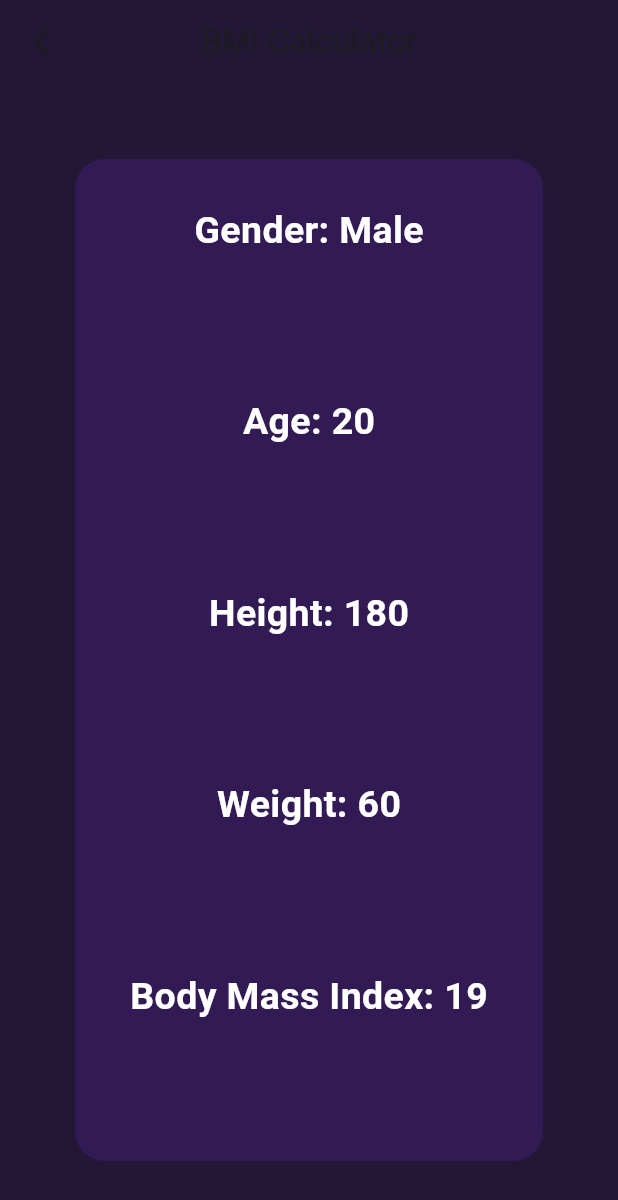
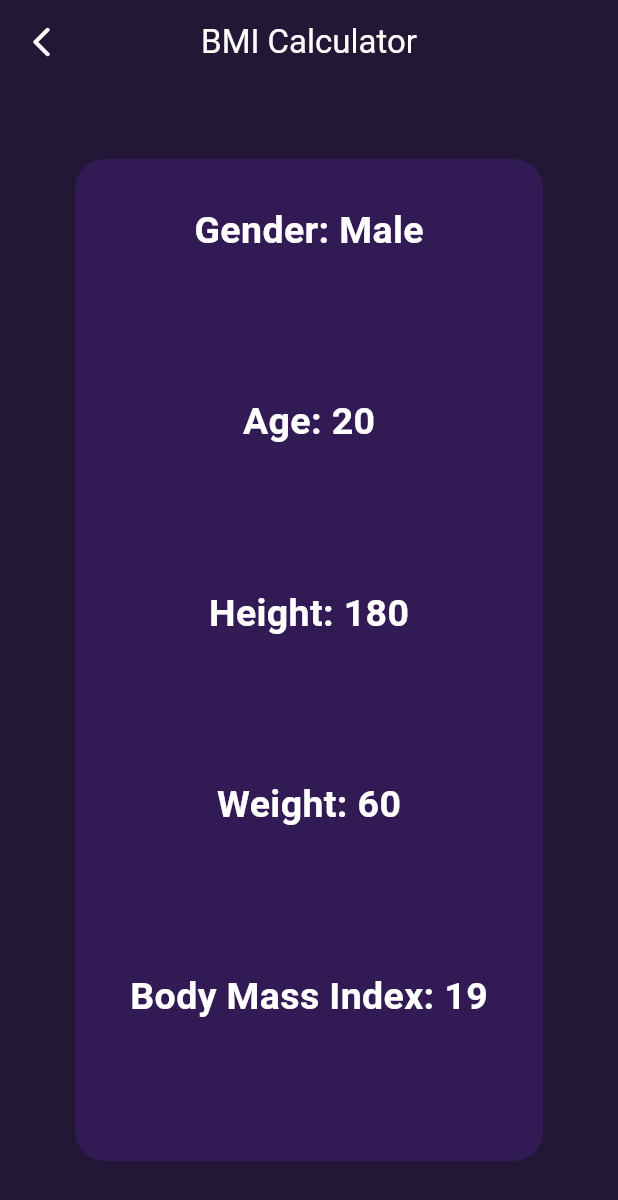
Before and after one commit to MostafaRadian/BMI_Calculator, a Flutter app: the screen it shows after launch, after a tap on "CALCULATE", on a phone screen of 412 x 824 dp. Shown: the top 1200 px of the screen. Run offline on Flutter 3.47's test engine with Material 3 defaults, Android fonts, the phone set to English and light mode, and no system bars.

```diff
--- a/lib/modules/bmi/bmi_cal_screen.dart
+++ b/lib/modules/bmi/bmi_cal_screen.dart
@@ -20,7 +20,10 @@ class _BmiScreenState extends State<BmiScreen> {
     return Scaffold(
       appBar: AppBar(
         centerTitle: true,
-        title: const Text("BMI Calculator"),
+        title: const Text(
+          "BMI Calculator",
+          style: TextStyle(color: Colors.white),
+        ),
         backgroundColor: const Color(0xff0140a28),
         elevation: 0,
       ),
--- a/lib/modules/bmi_result/bmi_result_screen.dart
+++ b/lib/modules/bmi_result/bmi_result_screen.dart
@@ -25,9 +25,13 @@ class BmiResult extends StatelessWidget {
             onPressed: () {
               Navigator.pop(context);
             },
-            icon: const Icon(Icons.arrow_back_ios_rounded),
+            icon: const Icon(
+              Icons.arrow_back_ios_rounded,
+              color: Colors.white,
+            ),
           ),
-          title: const Text("BMI Calculator"),
+          title: const Text("BMI Calculator",
+              style: TextStyle(color: Colors.white)),
           backgroundColor: const Color(0xff0140a28),
           elevation: 0,
         ),
--- a/pubspec.yaml
+++ b/pubspec.yaml
@@ -13,7 +13,7 @@ dependencies:
 dev_dependencies:
   flutter_test:
     sdk: flutter
-  flutter_lints: ^2.0.0
+  flutter_lints: ^3.0.1
 
 flutter:
   uses-material-design: true
```
Also changed, not shown: pubspec.lock, 1 other file.
